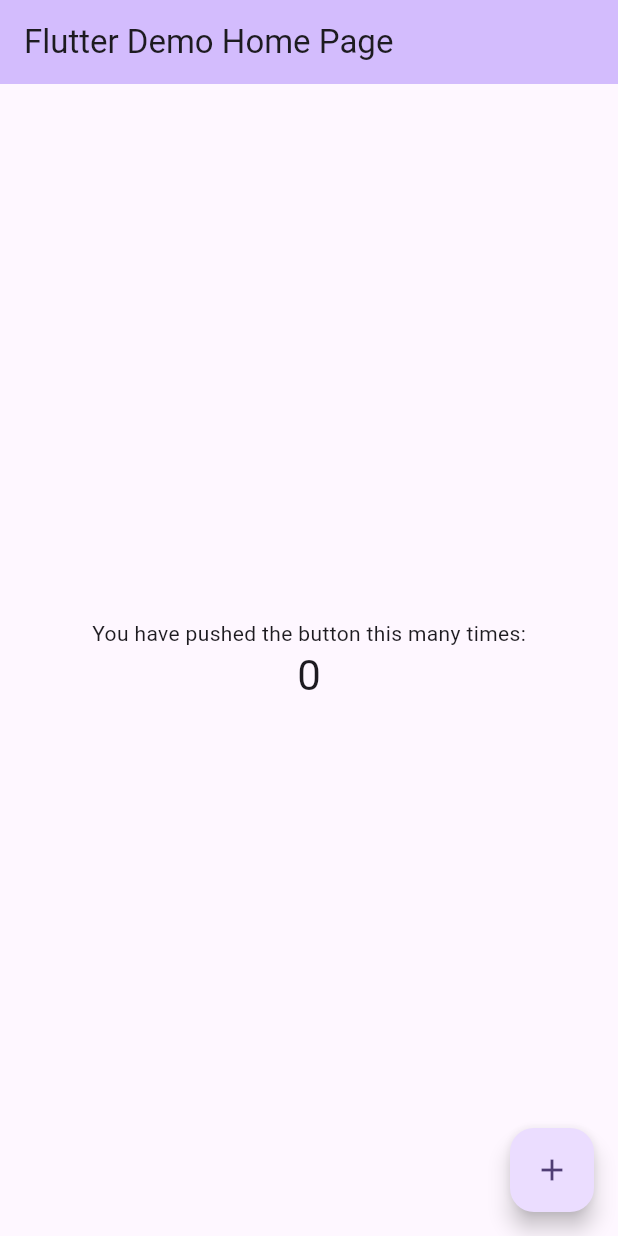
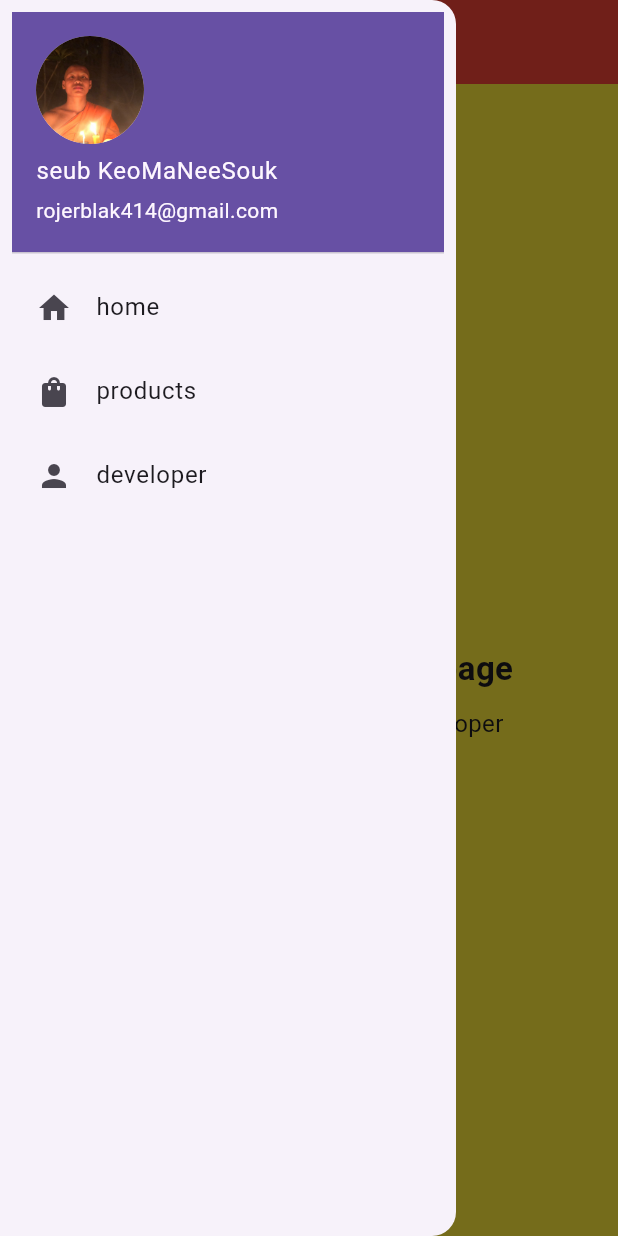
Before and after one commit to rojerblak414-dot/App-_morning, a Flutter app: the screen it shows after launch, with the side drawer open (before the commit the screen has no drawer), on a phone screen of 412 x 824 dp. Run offline on Flutter 3.47's test engine with Material 3 defaults, Android fonts, the phone set to English and light mode, and no system bars.

Commit message:
first git

```diff
--- /dev/null
+++ b/lib/drawer.dart
@@ -0,0 +1,36 @@
+import 'package:flutter/material.dart';
+
+class AppDrawer extends StatelessWidget {
+  @override
+  Widget build(BuildContext context) {
+    return Drawer(
+      child: ListView(
+        padding: EdgeInsets.all(8.0),
+        children: [
+          UserAccountsDrawerHeader(
+            accountName: Text("seub KeoMaNeeSouk"),
+            accountEmail: Text("rojerblak414@gmail.com"),
+            currentAccountPicture: CircleAvatar(
+              backgroundImage: AssetImage("assets/oak.jpg"),
+            ),
+          ),
+          ListTile(
+            leading: Icon(Icons.home),
+            title: Text("home"),
+            onTap: () => Navigator.pushNamed(context, '/'),
+          ),
+          ListTile(
+            leading: Icon(Icons.shopping_bag),
+            title: Text("products"),
+            onTap: () => Navigator.popAndPushNamed(context, '/products'),
+          ),
+          ListTile(
+            leading: Icon(Icons.person),
+            title: Text("developer"),
+            onTap: () => Navigator.popAndPushNamed(context, '/developer'),
+          ),
+        ],
+      ),
+    );
+  }
+}
--- /dev/null
+++ b/lib/home_page.dart
@@ -0,0 +1,48 @@
+import 'package:flutter/material.dart';
+import 'package:flutter/widgets.dart';
+import 'package:flutter_application_1/drawer.dart';
+
+class HomePage extends StatelessWidget {
+  @override
+  @override
+  Widget build(BuildContext context) {
+    return Scaffold(
+      appBar: AppBar(backgroundColor: Colors.red, title: Text("Home")),
+      backgroundColor: Colors.yellow,
+      drawer: AppDrawer(),
+      body: Center(
+        child: Column(
+          mainAxisAlignment: MainAxisAlignment.center,
+          children: [
+            Image.asset("assets/oak.jpg", width: 100, height: 100),
+
+            Icon(Icons.home, size: 20, color: Colors.teal),
+            SizedBox(height: 20),
+
+            Text(
+              "welcome to the home page",
+              style: TextStyle(fontSize: 22, fontWeight: FontWeight.bold),
+            ),
+            SizedBox(height: 10),
+            Text(
+              "explore products or meed developer ",
+              style: TextStyle(fontSize: 16),
+            ),
+            ElevatedButton(
+              onPressed: () {
+                Navigator.pushNamed(context, '/products');
+              },
+              child: Text("Go to products"),
+            ),
+            ElevatedButton(
+              onPressed: () {
+                Navigator.popAndPushNamed(context, '/developer');
+              },
+              child: Text("Go to developer"),
+            ),
+          ],
+        ),
+      ),
+    );
+  }
+}
--- a/lib/main.dart
+++ b/lib/main.dart
@@ -1,122 +1,31 @@
 import 'package:flutter/material.dart';
+import 'package:flutter_application_1/developer_page.dart';
+import 'package:flutter_application_1/home_page.dart';
+import 'package:flutter_application_1/product_page.dart';
 
 void main() {
-  runApp(const MyApp());
+  runApp(MyApp());
 }
 
 class MyApp extends StatelessWidget {
   const MyApp({super.key});
 
   // This widget is the root of your application.
+
   @override
   Widget build(BuildContext context) {
     return MaterialApp(
-      title: 'Flutter Demo',
+      title: "student flutter app",
       theme: ThemeData(
-        // This is the theme of your application.
-        //
-        // TRY THIS: Try running your application with "flutter run". You'll see
-        // the application has a purple toolbar. Then, without quitting the app,
-        // try changing the seedColor in the colorScheme below to Colors.green
-        // and then invoke "hot reload" (save your changes or press the "hot
-        // reload" button in a Flutter-supported IDE, or press "r" if you used
-        // the command line to start the app).
-        //
-        // Notice that the counter didn't reset back to zero; the application
-        // state is not lost during the reload. To reset the state, use hot
-        // restart instead.
-        //
-        // This works for code too, not just values: Most code changes can be
-        // tested with just a hot reload.
-        colorScheme: ColorScheme.fromSeed(seedColor: Colors.deepPurple),
+        primarySwatch: Colors.blue,
+        scaffoldBackgroundColor: Colors.grey[100],
       ),
-      home: const MyHomePage(title: 'Flutter Demo Home Page'),
+      initialRoute: '/',
+      routes: {
+        '/': (context) => HomePage(),
+        '/products': (context) => ProductsPage(),
+        '/developer': (context) => DeveloperPage(),
+      },
     );
   }
 }
-
-class MyHomePage extends StatefulWidget {
-  const MyHomePage({super.key, required this.title});
-
-  // This widget is the home page of your application. It is stateful, meaning
-  // that it has a State object (defined below) that contains fields that affect
-  // how it looks.
-
-  // This class is the configuration for the state. It holds the values (in this
-  // case the title) provided by the parent (in this case the App widget) and
-  // used by the build method of the State. Fields in a Widget subclass are
-  // always marked "final".
-
-  final String title;
-
-  @override
-  State<MyHomePage> createState() => _MyHomePageState();
-}
-
-class _MyHomePageState extends State<MyHomePage> {
-  int _counter = 0;
-
-  void _incrementCounter() {
-    setState(() {
-      // This call to setState tells the Flutter framework that something has
-      // changed in this State, which causes it to rerun the build method below
-      // so that the display can reflect the updated values. If we changed
-      // _counter without calling setState(), then the build method would not be
-      // called again, and so nothing would appear to happen.
-      _counter++;
-    });
-  }
-
-  @override
-  Widget build(BuildContext context) {
-    // This method is rerun every time setState is called, for instance as done
-    // by the _incrementCounter method above.
-    //
-    // The Flutter framework has been optimized to make rerunning build methods
-    // fast, so that you can just rebuild anything that needs updating rather
-    // than having to individually change instances of widgets.
-    return Scaffold(
-      appBar: AppBar(
-        // TRY THIS: Try changing the color here to a specific color (to
-        // Colors.amber, perhaps?) and trigger a hot reload to see the AppBar
-        // change color while the other colors stay the same.
-        backgroundColor: Theme.of(context).colorScheme.inversePrimary,
-        // Here we take the value from the MyHomePage object that was created by
-        // the App.build method, and use it to set our appbar title.
-        title: Text(widget.title),
-      ),
-      body: Center(
-        // Center is a layout widget. It takes a single child and positions it
-        // in the middle of the parent.
-        child: Column(
-          // Column is also a layout widget. It takes a list of children and
-          // arranges them vertically. By default, it sizes itself to fit its
-          // children horizontally, and tries to be as tall as its parent.
-          //
-          // Column has various properties to control how it sizes itself and
-          // how it positions its children. Here we use mainAxisAlignment to
-          // center the children vertically; the main axis here is the vertical
-          // axis because Columns are vertical (the cross axis would be
-          // horizontal).
-          //
-          // TRY THIS: Invoke "debug painting" (choose the "Toggle Debug Paint"
-          // action in the IDE, or press "p" in the console), to see the
-          // wireframe for each widget.
-          mainAxisAlignment: MainAxisAlignment.center,
-          children: <Widget>[
-            const Text('You have pushed the button this many times:'),
-            Text(
-              '$_counter',
-              style: Theme.of(context).textTheme.headlineMedium,
-            ),
-          ],
-        ),
-      ),
-      floatingActionButton: FloatingActionButton(
-        onPressed: _incrementCounter,
-        tooltip: 'Increment',
-        child: const Icon(Icons.add),
-      ), // This trailing comma makes auto-formatting nicer for build methods.
-    );
-  }
-}
```
Also changed, not shown: lib/developer_page.dart (added, +69 -0 lines), lib/product_page.dart (added, +149 -0 lines), pubspec.yaml (+8 -1 lines), assets/iphone.jpeg (added), assets/oak.jpg (added), assets/samsung.jpeg (added), assets/vivo.jpeg (added), assets/xiaomi.jpeg (added), 1 other file.
